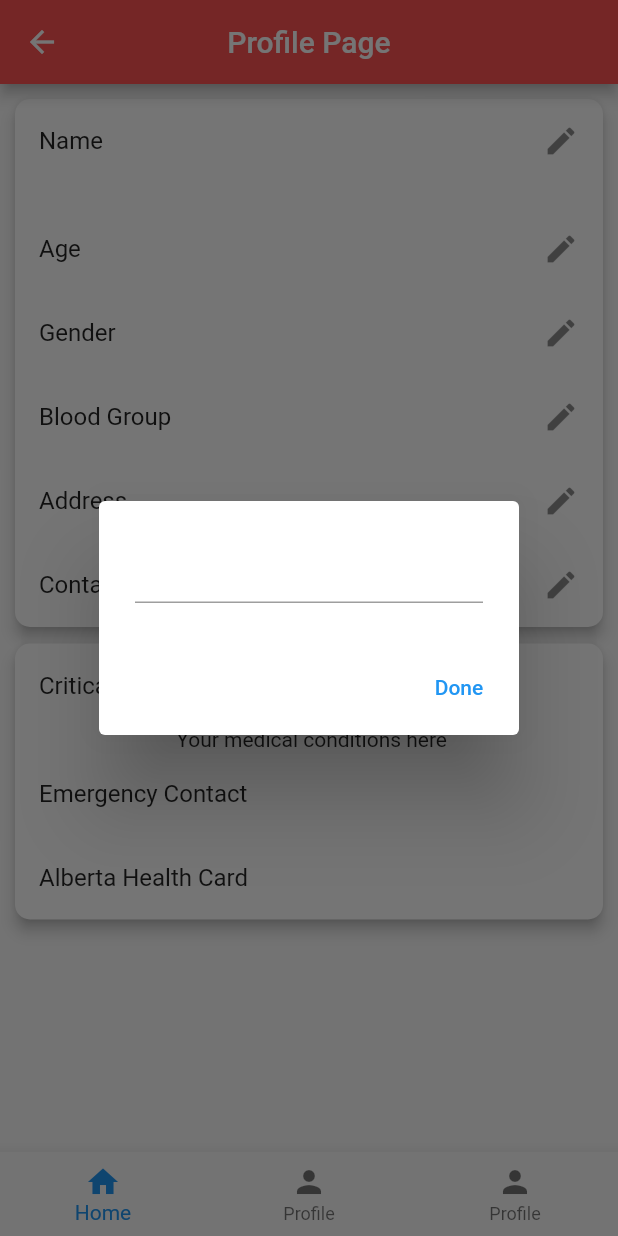
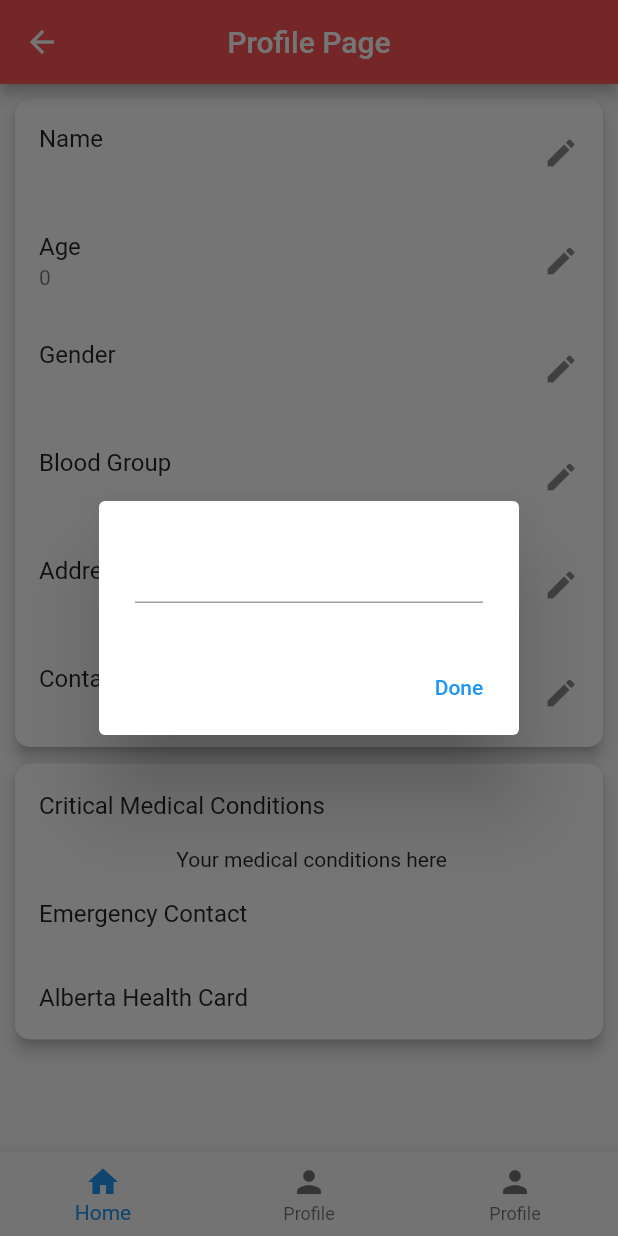
Before and after one commit to vardansaini/med_assist, a Flutter app: the ProfilePage screen opened by its route, after a tap on "Name", on a phone screen of 412 x 824 dp. Run offline on Flutter 3.47's test engine with Material 2 defaults, Android fonts, the phone set to English and light mode, and no system bars; our stand-ins replace cloud_firestore, firebase_auth, firebase_core; accounts and stored records are empty.

Commit message:
Allow user to update profile

```diff
--- a/lib/profile_page.dart
+++ b/lib/profile_page.dart
@@ -1,4 +1,6 @@
+import 'package:cloud_firestore/cloud_firestore.dart';
 import 'package:flutter/material.dart';
+import 'package:lucifer/data.dart';
 
 class ProfilePage extends StatefulWidget {
   @override
@@ -10,38 +12,57 @@ class _ProfilePageState extends State<ProfilePage> {
   String _name = "";
   TextEditingController _nameCont;
   @override
-  void initState(){
+  void initState() {
     super.initState();
     _nameCont = TextEditingController();
   }
+
   @override
-  void dispose(){
+  void dispose() {
     super.dispose();
     _nameCont.dispose();
   }
-  Future<void> showInformationDialog(BuildContext context) async {
-    return await showDialog(context: context,
-    builder: (context){
+
+  Future<void> showInformationDialog(
+      BuildContext context, String userId, String key) async {
+    return await showDialog(
+        context: context,
+        builder: (context) {
           return AlertDialog(
               content: TextFormField(
                 controller: _nameCont,
               ),
-        actions: <Widget> [
+              actions: <Widget>[
                 TextButton(
                     child: Text('Done'),
                     onPressed: () {
                       _name = _nameCont.text;
+                      updateUser(userId, key, _name);
                       print(_name);
                       Navigator.of(context).pop();
-            }
-          )
-        ]
-      );
+                    })
+              ]);
         });
   }
 
   @override
   Widget build(BuildContext context) {
+    String userId = "test";
+    CollectionReference users = FirebaseFirestore.instance.collection('users');
+    return StreamBuilder<DocumentSnapshot>(
+        stream: users.doc(userId).snapshots(),
+        builder:
+            (BuildContext context, AsyncSnapshot<DocumentSnapshot> snapshot) {
+          if (snapshot.hasError) {
+            return Text('Something went wrong');
+          }
+
+          if (snapshot.connectionState == ConnectionState.waiting) {
+            return Text("Loading");
+          }
+
+          Map<String, dynamic> userInfo = snapshot.data.data();
+
           return Scaffold(
             appBar: AppBar(
                 backgroundColor: Colors.redAccent,
@@ -51,70 +72,68 @@ class _ProfilePageState extends State<ProfilePage> {
                     icon: Icon(Icons.arrow_back),
                     onPressed: () {
                       Navigator.of(context).pop();
-          }
-        )
-      ),
+                    })),
             body: SingleChildScrollView(
-        child: Column(
-          children: <Widget>[
+                child: Column(children: <Widget>[
               Card(
                   elevation: 4.0,
                   margin: const EdgeInsets.fromLTRB(10.0, 10.0, 10.0, 1.0),
-                shape: RoundedRectangleBorder(borderRadius: BorderRadius.circular(10.0)),
-              child: Column(
-                children: <Widget>[
+                  shape: RoundedRectangleBorder(
+                      borderRadius: BorderRadius.circular(10.0)),
+                  child: Column(children: <Widget>[
                     ListTile(
                         title: Text("Name"),
+                        subtitle: Text(userInfo["name"] ?? ""),
                         trailing: Icon(Icons.edit),
                         onTap: () async {
-                          await showInformationDialog(context);
-                        }
-              ),
-                  Text("$_name"),
+                          await showInformationDialog(context, userId, "name");
+                        }),
                     ListTile(
                       title: Text("Age"),
+                      subtitle: Text(userInfo["age"].toString() ?? ""),
                       trailing: Icon(Icons.edit),
-                        onTap: (){
-                        //Open edit email ID
+                      onTap: () async {
+                        await showInformationDialog(context, userId, "age");
                       },
                     ),
                     ListTile(
                       title: Text("Gender"),
+                      subtitle: Text(userInfo["gender"] ?? ""),
                       trailing: Icon(Icons.edit),
-                        onTap: (){
-                        //Open edit Password
+                      onTap: () async {
+                        await showInformationDialog(context, userId, "gender");
                       },
                     ),
                     ListTile(
                       title: Text("Blood Group"),
+                      subtitle: Text(userInfo["blood_group"] ?? ""),
                       trailing: Icon(Icons.edit),
-                    onTap: (){
-                      //Open edit Password
+                      onTap: () async {
+                        await showInformationDialog(context, userId, "blood_group");
                       },
                     ),
                     ListTile(
                       title: Text("Address"),
+                      subtitle: Text(userInfo["address"] ?? ""),
                       trailing: Icon(Icons.edit),
-                    onTap: (){
-                      //Open edit Password
+                      onTap: () async {
+                        await showInformationDialog(context, userId, "address");
                       },
                     ),
                     ListTile(
                       title: Text("Contact"),
+                      subtitle: Text(userInfo["contact"] ?? ""),
                       trailing: Icon(Icons.edit),
-                    onTap: (){
-                      //Open edit Password
+                      onTap: () async {
+                        await showInformationDialog(context, userId, "contact");
                       },
                     ),
-
-                ]
-    )
-
-    ),
+                  ])),
               Card(
                 elevation: 4.0,
                 margin: const EdgeInsets.fromLTRB(10.0, 10.0, 10.0, 1.0),
-              shape: RoundedRectangleBorder(borderRadius: BorderRadius.circular(10.0)),
+                shape: RoundedRectangleBorder(
+                    borderRadius: BorderRadius.circular(10.0)),
                 child: Column(
                   children: <Widget>[
                     ListTile(
@@ -130,10 +149,7 @@ class _ProfilePageState extends State<ProfilePage> {
                   ],
                 ),
               )
-          ]
-        )
-    ),
-
+            ])),
             bottomNavigationBar: BottomNavigationBar(
               type: BottomNavigationBarType.fixed,
               currentIndex: _currentIndex,
@@ -144,18 +160,17 @@ class _ProfilePageState extends State<ProfilePage> {
               items: [
                 BottomNavigationBarItem(
                   icon: new Icon(Icons.home),
-          title: Text('Home'),
+                  label: 'Home',
                 ),
                 BottomNavigationBarItem(
                   icon: new Icon(Icons.person),
-          title: Text('Profile'),
+                  label: 'Profile',
                 ),
                 BottomNavigationBarItem(
-            icon: Icon(Icons.person),
-            title: Text('Profile')
-        )
+                    icon: Icon(Icons.person), label: 'Profile')
               ],
             ),
           );
+        });
   }
 }
```
Also changed, not shown: lib/data.dart (added, +9 -0 lines). Lines whose indentation alone changed are shown as unchanged.
